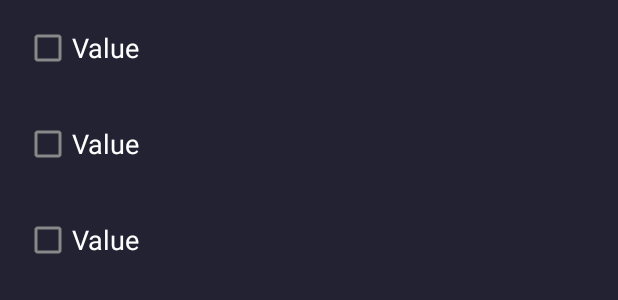
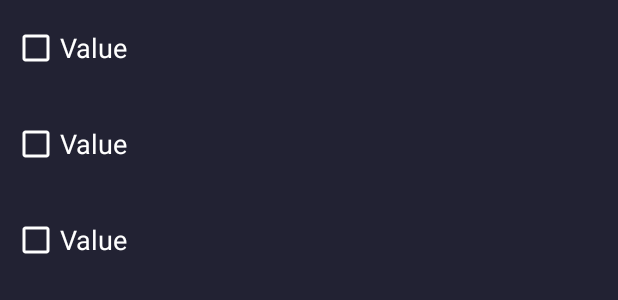
Before and after one commit to MrZeRo2000/violetnote-android, an Android app: the layout fragment_basic_note_checked_item_list.xml on its own in the app's theme, with its tools: preview values and no code run, on a phone screen of 412 x 824 dp. Shown: the top 300 px of the screen. Run offline under Robolectric (Android 15) with nearby library versions, the phone set to English and light mode, and no system bars.

Commit message:
added checked item style and last modified display

```diff
--- a/app/src/main/res/layout/fragment_basic_note_checked_item.xml
+++ b/app/src/main/res/layout/fragment_basic_note_checked_item.xml
@@ -3,7 +3,10 @@
     android:layout_width="match_parent"
     android:layout_height="wrap_content"
     android:background="@drawable/list_selector"
-    android:padding="@dimen/text_margin"
+    android:paddingTop="@dimen/text_margin"
+    android:paddingBottom="@dimen/text_margin"
+    android:paddingLeft="@dimen/text_margin_half"
+    android:paddingRight="@dimen/text_margin_half"
     >
 
     <CheckBox
@@ -11,6 +14,8 @@
         android:layout_height="wrap_content"
         android:id="@+id/checked"
         android:layout_alignParentLeft="true"
+        android:clickable="false"
+        android:theme="@style/EditTheme"
         />
     <TextView
         android:layout_width="wrap_content"
@@ -18,8 +23,21 @@
         android:id="@+id/value"
         android:layout_centerVertical="true"
         android:layout_toRightOf="@+id/checked"
+        android:layout_toLeftOf="@+id/last_modified"
         android:textAppearance="@style/Text2"
         android:text="Value"
         />
 
+    <TextView
+        android:layout_width="wrap_content"
+        android:layout_height="wrap_content"
+        android:id="@+id/last_modified"
+        android:layout_alignParentRight="true"
+        android:layout_marginLeft="@dimen/text_margin_half"
+        android:layout_centerVertical="true"
+        android:gravity="center_horizontal"
+        android:textAppearance="@style/Dim3Text"
+        />
+
+
 </RelativeLayout>
```
Also changed, not shown: app/src/main/java/com/romanpulov/violetnote/db/DBNoteManager.java (+27 -8 lines), app/src/main/java/com/romanpulov/violetnote/model/BasicNoteItemA.java (+10 -0 lines), app/src/main/java/com/romanpulov/violetnote/view/BasicNoteCheckedItemFragment.java (+5 -6 lines), app/src/main/java/com/romanpulov/violetnote/view/BasicNoteCheckedItemRecyclerViewAdapter.java (+10 -0 lines).
